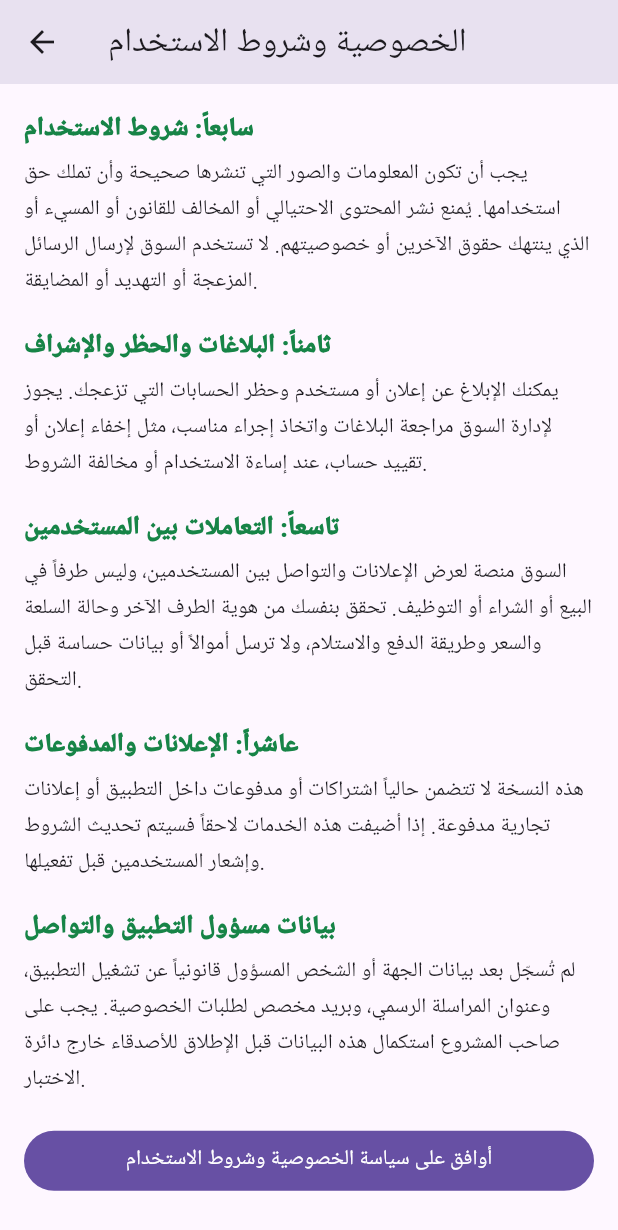
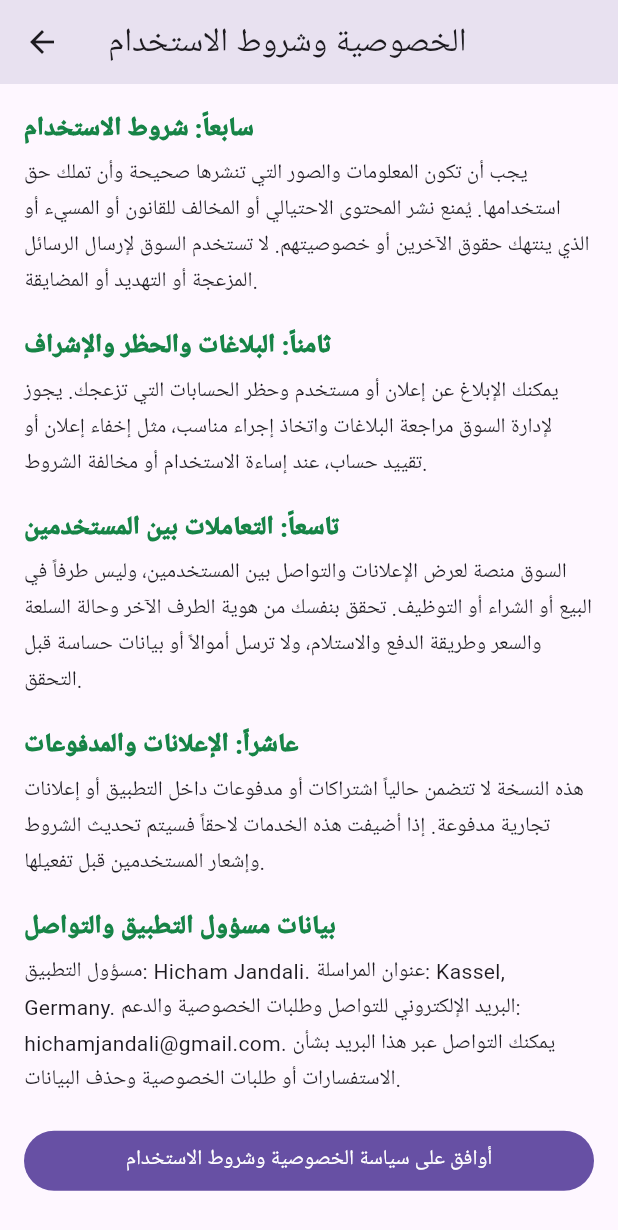
Before and after one commit to hichamjandali-gif/Jandali-Syria-Marketplace, a Flutter app: the PrivacyTermsPage screen opened directly, scrolled down 1024 dp, on a phone screen of 412 x 824 dp. Shown: the top 1230 px of the screen. Run offline on Flutter 3.47's test engine with Material 3 defaults, Android fonts, the phone set to English and light mode, and no system bars; our stand-ins replace flutter_image_compress, flutter_map, flutter_tts, geolocator, image_picker, latlong2 and 3 more; accounts and stored records are empty.

Commit message:
Add marketplace privacy contact details

```diff
--- a/flutter_app/lib/main.dart
+++ b/flutter_app/lib/main.dart
@@ -1694,7 +1694,7 @@ class _PrivacyTermsPageState extends State<PrivacyTermsPage> {
       _section('عاشراً: الإعلانات والمدفوعات',
         'هذه النسخة لا تتضمن حالياً اشتراكات أو مدفوعات داخل التطبيق أو إعلانات تجارية مدفوعة. إذا أضيفت هذه الخدمات لاحقاً فسيتم تحديث الشروط وإشعار المستخدمين قبل تفعيلها.'),
       _section('بيانات مسؤول التطبيق والتواصل',
-        'لم تُسجّل بعد بيانات الجهة أو الشخص المسؤول قانونياً عن تشغيل التطبيق، وعنوان المراسلة الرسمي، وبريد مخصص لطلبات الخصوصية. يجب على صاحب المشروع استكمال هذه البيانات قبل الإطلاق للأصدقاء خارج دائرة الاختبار.'),
+        'مسؤول التطبيق: Hicham Jandali. عنوان المراسلة: Kassel, Germany. البريد الإلكتروني للتواصل وطلبات الخصوصية والدعم: hichamjandali@gmail.com. يمكنك التواصل عبر هذا البريد بشأن الاستفسارات أو طلبات الخصوصية وحذف البيانات.'),
       if (MarketService.instance.user != null)
         FilledButton(
           onPressed: saving ? null : _accept,
```
